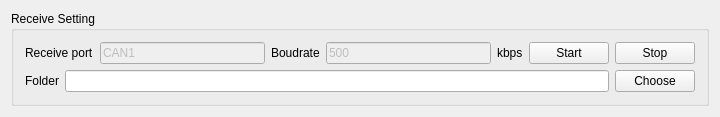
The window that mainwindow.ui (cretaceous-creature/jeep-canbus) describes before a commit, drawn with Qt 5.
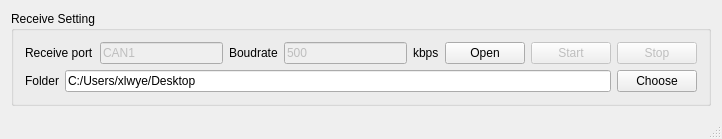
The same window after the commit.

Patch:
```diff
--- a/mainwindow.ui
+++ b/mainwindow.ui
@@ -6,8 +6,8 @@
    <rect>
     <x>0</x>
     <y>0</y>
-    <width>720</width>
-    <height>112</height>
+    <width>722</width>
+    <height>132</height>
    </rect>
   </property>
   <property name="sizePolicy">
@@ -82,10 +82,17 @@
            </property>
           </widget>
          </item>
+         <item>
+          <widget class="QPushButton" name="pushButton_open">
+           <property name="text">
+            <string>Open</string>
+           </property>
+          </widget>
+         </item>
          <item>
           <widget class="QPushButton" name="pushButton_start">
            <property name="enabled">
-            <bool>true</bool>
+            <bool>false</bool>
            </property>
            <property name="text">
             <string>Start</string>
@@ -94,6 +101,9 @@
          </item>
          <item>
           <widget class="QPushButton" name="pushButton_stop">
+           <property name="enabled">
+            <bool>false</bool>
+           </property>
            <property name="text">
             <string>Stop</string>
            </property>
@@ -115,6 +125,9 @@
            <property name="enabled">
             <bool>true</bool>
            </property>
+           <property name="text">
+            <string>C:/Users/xlwye/Desktop</string>
+           </property>
            <property name="readOnly">
             <bool>true</bool>
            </property>
@@ -137,6 +150,11 @@
     </item>
    </layout>
   </widget>
+  <widget class="QStatusBar" name="statusBar">
+   <property name="toolTip">
+    <string/>
+   </property>
+  </widget>
  </widget>
  <layoutdefault spacing="6" margin="11"/>
  <resources/>
```
